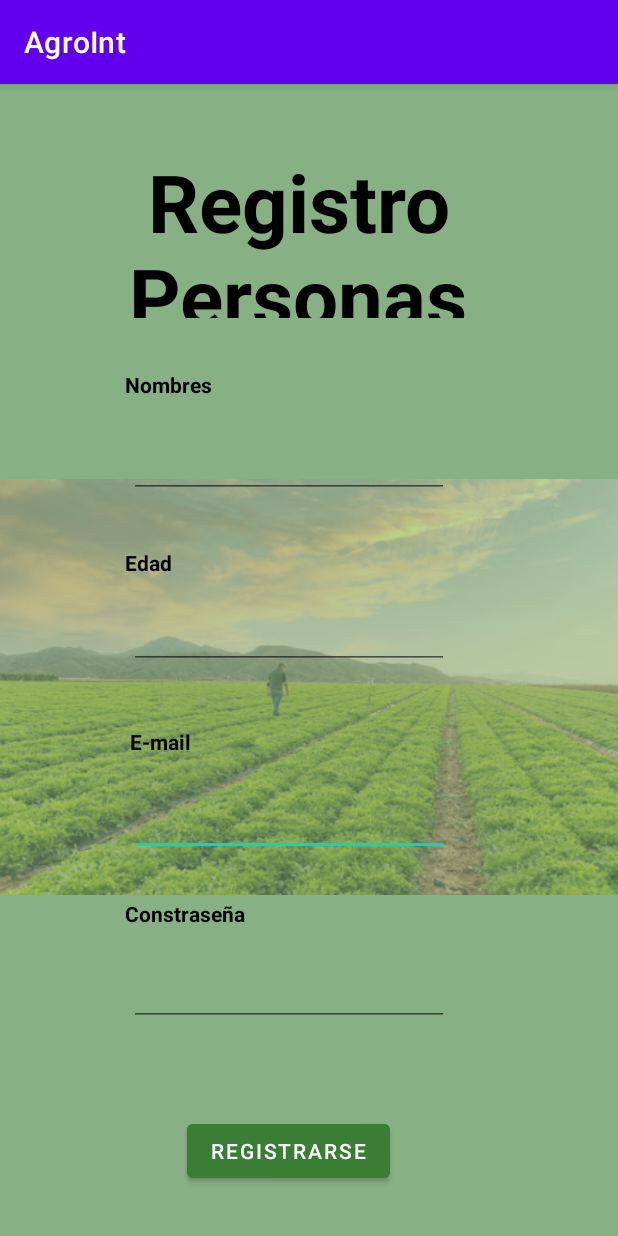
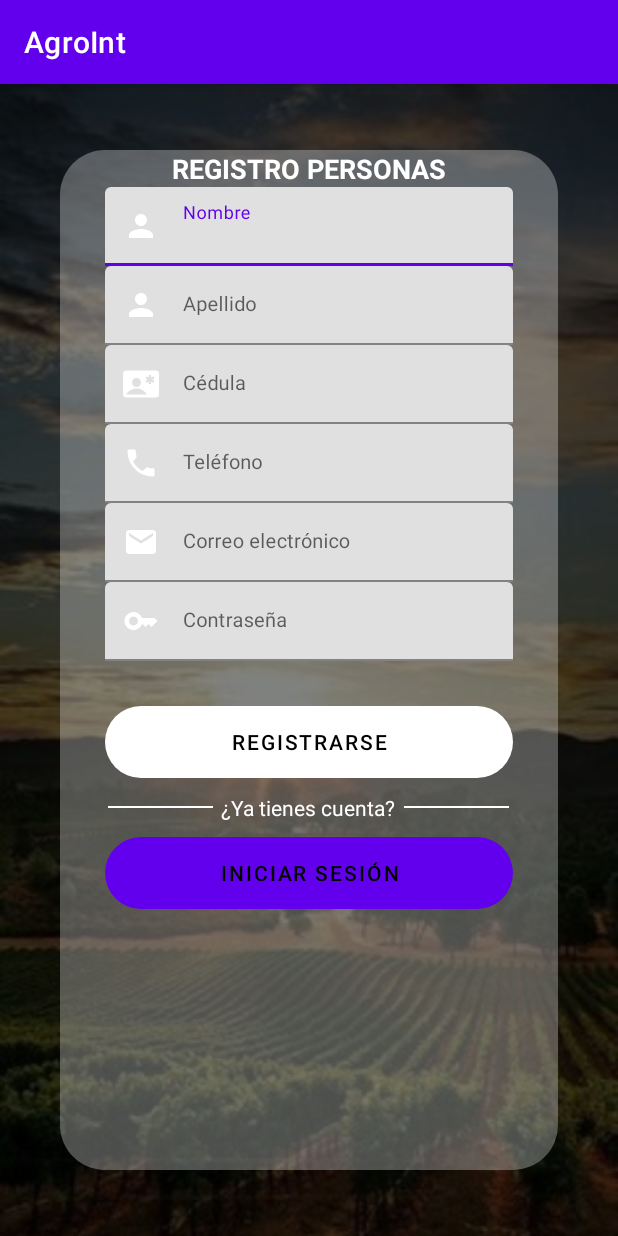
Before and after one commit to karen744/NavigationDrawer_AgroInt, an Android app: the RegistroPersonas screen opened directly, with no data from a screen before it, on a phone screen of 412 x 824 dp. Run offline under Robolectric (Android 15) with nearby library versions, the phone set to English and light mode, and no system bars; our stand-ins replace Firebase (no records; nobody signed in at launch, a user with empty details on screens opened directly).

Commit message:
interfaz registro personas

```diff
--- a/app/src/main/java/co/ude/udenar/agroint/RegistroPersonas.kt
+++ b/app/src/main/java/co/ude/udenar/agroint/RegistroPersonas.kt
@@ -2,6 +2,8 @@ package co.ude.udenar.agroint
 
 import android.content.Intent
 import android.os.Bundle
+import android.util.Log
+import android.view.WindowManager
 import android.widget.Toast
 import androidx.appcompat.app.AppCompatActivity
 import com.google.firebase.auth.FirebaseAuth
@@ -10,57 +12,90 @@ import co.ude.udenar.agroint.databinding.ActivityRegistroPersonasBinding
 class RegistroPersonas : AppCompatActivity() {
     private lateinit var auth: FirebaseAuth
     private lateinit var binding: ActivityRegistroPersonasBinding
-
     override fun onCreate(savedInstanceState: Bundle?) {
         super.onCreate(savedInstanceState)
         binding = ActivityRegistroPersonasBinding.inflate(layoutInflater)
-        val view = binding.root
-        setContentView(view)
+        setContentView(binding.root)
 
         auth = FirebaseAuth.getInstance()
 
-        binding.button4.setOnClickListener {
-            val nombre = binding.editTextDatenombes.text.toString()
-            val edad = binding.editTextNumberedad.text.toString()
-            val correo = binding.editTextTextEmail.text.toString()
-            val contrasena = binding.editTextTextPassword.text.toString()
-            binding.button4.setOnClickListener {
-                val nombre = binding.editTextDatenombes.text.toString()
-                val edad = binding.editTextNumberedad.text.toString()
-                val correo = binding.editTextTextEmail.text.toString()
-                val contrasena = binding.editTextTextPassword.text.toString()
+        binding.btnGoToLogin.setOnClickListener { goToLogin() }
+        binding.btnRegister.setOnClickListener { register() }
 
-                if (nombre.isNotEmpty() && edad.isNotEmpty() && correo.isNotEmpty() && contrasena.isNotEmpty()) {
-                    // Verificar si el correo electrónico tiene un formato válido
-                    if (isEmailValid(correo)) {
-                        registrarUsuario(correo, contrasena, nombre, edad.toInt())
-                    } else {
-                        Toast.makeText(this, "El correo electrónico no es válido", Toast.LENGTH_SHORT).show()
-                    }
+        window.setFlags(
+            WindowManager.LayoutParams.FLAG_LAYOUT_NO_LIMITS,
+            WindowManager.LayoutParams.FLAG_LAYOUT_NO_LIMITS
+        )
+    }
+
+    private fun register() {
+        val name = binding.textFieldName.text.toString()
+        val lastName = binding.textFieldLastName.text.toString()
+        val id = binding.textFieldId.text.toString()
+        val phone = binding.textFieldPhone.text.toString()
+        val email = binding.textFieldEmail.text.toString()
+        val password = binding.textFieldPassword.text.toString()
+
+        if (isValidForm(name, lastName, id, phone, email, password)) {
+            /* Toast.makeText(this, "Formulario válido", Toast.LENGTH_SHORT).show() */
+            auth.createUserWithEmailAndPassword(email, password).addOnCompleteListener {
+                if (it.isSuccessful) {
+                    Toast.makeText(this@RegistroPersonas, "Registro exitoso", Toast.LENGTH_LONG).show()
                 } else {
-                    Toast.makeText(this, "Por favor, completa todos los campos", Toast.LENGTH_SHORT).show()
+                    Toast.makeText(
+                        this@RegistroPersonas,
+                        "Registro fallido ${it.exception.toString()}", Toast.LENGTH_LONG
+                    ).show()
+                    Log.d("FIREBASE", "Error: ${it.exception.toString()}")
                 }
             }
-            val intent = Intent(this, Inicio::class.java)
-            startActivity(intent)
         }
     }
 
-    private fun registrarUsuario(correo: String, contraseña: String, nombre: String, edad: Int) {
-        auth.createUserWithEmailAndPassword(correo, contraseña)
-            .addOnCompleteListener(this) { task ->
-                if (task.isSuccessful) {
-                    val user = auth.currentUser
-                    Toast.makeText(this, "Registro exitoso", Toast.LENGTH_SHORT).show()
-                    // Aquí puedes redirigir al usuario o realizar otras acciones después del registro.
-                } else {
-                    Toast.makeText(this, "Error en el registro: ${task.exception?.message}", Toast.LENGTH_SHORT).show()
-                }
-            }
+    private fun isValidForm(
+        name: String, lastName: String,
+        phone: String, email: String,
+        password: String, confirmPassword: String
+    ): Boolean {
+        if (name.isEmpty()) {
+            Toast.makeText(this, "Debes ingresar tu nombre", Toast.LENGTH_SHORT).show()
+            return false
+        }
+        if (lastName.isEmpty()) {
+            Toast.makeText(this, "Debes ingresar tu apellido", Toast.LENGTH_SHORT).show()
+            return false
+        }
+        if (phone.isEmpty()) {
+            Toast.makeText(this, "Debes ingresar tu teléfono", Toast.LENGTH_SHORT).show()
+            return false
+        }
+        if (email.isEmpty()) {
+            Toast.makeText(this, "Debes ingresar tu correo electrónico", Toast.LENGTH_SHORT).show()
+            return false
+        }
+        if (password.isEmpty()) {
+            Toast.makeText(this, "Debes ingresar la contraseña", Toast.LENGTH_SHORT).show()
+            return false
+        }
+        if (confirmPassword.isEmpty()) {
+            Toast.makeText(
+                this,
+                "Debes ingresar la confirmación de la contraseña",
+                Toast.LENGTH_SHORT
+            ).show()
+            return false
+        }
+
+        if (password.length < 6) {
+            Toast.makeText(this, "La contraseña debe tener mínimo 6 carácteres", Toast.LENGTH_SHORT)
+                .show()
+            return false
+        }
+        return true
     }
 
-    fun isEmailValid(email: String): Boolean {
-        val emailPattern = "[a-zA-Z0-9._-]+@[a-z]+\\.+[a-z]+"
-        return email.matches(emailPattern.toRegex())
+    private fun goToLogin() {
+        val i = Intent(this, Login::class.java)
+        startActivity(i)
     }
 }
--- a/app/src/main/res/layout/activity_registro_personas.xml
+++ b/app/src/main/res/layout/activity_registro_personas.xml
@@ -1,164 +1,214 @@
 <?xml version="1.0" encoding="utf-8"?>
-<androidx.constraintlayout.widget.ConstraintLayout xmlns:android="http://schemas.android.com/apk/res/android"
-    xmlns:app="http://schemas.android.com/apk/res-auto"
-    xmlns:tools="http://schemas.android.com/tools"
-    android:layout_width="match_parent"
-    android:layout_height="match_parent"
-    tools:context=".RegistroPersonas"
-    android:background="#87B184">
+    <androidx.coordinatorlayout.widget.CoordinatorLayout xmlns:android="http://schemas.android.com/apk/res/android"
+        xmlns:app="http://schemas.android.com/apk/res-auto"
+        xmlns:tools="http://schemas.android.com/tools"
+        android:layout_width="match_parent"
+        android:layout_height="match_parent"
+        tools:context=".RegistroPersonas">
 
+        <FrameLayout
+            android:layout_width="match_parent"
+            android:layout_height="match_parent">
 
-    <ImageView
-        android:id="@+id/imageView3"
-        android:layout_width="498dp"
-        android:layout_height="732dp"
-        android:alpha="0.45"
+            <ImageView
+                android:layout_width="match_parent"
+                android:layout_height="match_parent"
+                android:src="@drawable/agro"
+                android:scaleType="centerCrop"
+                />
 
-        app:layout_constraintBottom_toBottomOf="parent"
-        app:layout_constraintEnd_toEndOf="parent"
-        app:layout_constraintHorizontal_bias="0.505"
-        app:layout_constraintStart_toStartOf="parent"
-        app:layout_constraintTop_toTopOf="parent"
-        app:layout_constraintVertical_bias="1.0"
-        app:srcCompat="@drawable/campo_bg" />
+            <View
+                android:layout_width="match_parent"
+                android:layout_height="match_parent"
+                android:background="@color/black"
+                android:alpha="0.7"/>
+        </FrameLayout>
 
-    <EditText
-        android:id="@+id/editTextTextEmail"
-        android:layout_width="wrap_content"
-        android:layout_height="wrap_content"
-        android:layout_marginBottom="68dp"
-        android:ems="10"
-        android:inputType="textEmailAddress"
-        app:layout_constraintBottom_toTopOf="@+id/editTextTextPassword"
-        app:layout_constraintEnd_toEndOf="@+id/editTextDatenombes"
-        app:layout_constraintHorizontal_bias="0.0"
-        app:layout_constraintStart_toStartOf="@+id/editTextDatenombes"
-        />
+        <FrameLayout
+            android:layout_width="match_parent"
+            android:layout_height="680dp"
+            android:layout_gravity="center"
+            android:layout_marginLeft="40dp"
+            android:layout_marginRight="40dp">
 
-    <EditText
-        android:id="@+id/editTextTextPassword"
-        android:layout_width="wrap_content"
-        android:layout_height="wrap_content"
-        android:ems="10"
-        android:inputType="textPassword"
-        app:layout_constraintBottom_toBottomOf="parent"
-        app:layout_constraintEnd_toEndOf="@+id/editTextTextEmail"
-        app:layout_constraintHorizontal_bias="0.0"
-        app:layout_constraintStart_toStartOf="@+id/editTextTextEmail"
-        app:layout_constraintTop_toTopOf="parent"
-        app:layout_constraintVertical_bias="0.806" />
+            <View
+                android:layout_width="match_parent"
+                android:layout_height="match_parent"
+                android:alpha="0.3"
+                android:background="@drawable/rounded_layout" />
 
-    <EditText
-        android:id="@+id/editTextDatenombes"
-        android:layout_width="wrap_content"
-        android:layout_height="wrap_content"
-        android:ems="10"
-        android:inputType="text"
-        app:layout_constraintBottom_toBottomOf="parent"
-        app:layout_constraintEnd_toEndOf="@+id/textView5"
-        app:layout_constraintHorizontal_bias="0.444"
-        app:layout_constraintStart_toStartOf="@+id/textView5"
-        app:layout_constraintTop_toTopOf="parent"
-        app:layout_constraintVertical_bias="0.319" />
+            <LinearLayout
+                android:layout_width="match_parent"
+                android:layout_height="wrap_content"
+                android:orientation="vertical">
 
-    <TextView
-        android:id="@+id/textView8"
-        android:layout_width="48dp"
-        android:layout_height="17dp"
-        android:text="E-mail"
-        android:textColor="@color/black"
-        android:textStyle="bold"
-        app:layout_constraintBottom_toBottomOf="parent"
-        app:layout_constraintEnd_toEndOf="@+id/textView6"
-        app:layout_constraintHorizontal_bias="0.3"
-        app:layout_constraintStart_toStartOf="@+id/textView6"
-        app:layout_constraintTop_toBottomOf="@+id/textView6"
-        app:layout_constraintVertical_bias="0.405" />
+                <TextView
+                    android:layout_width="match_parent"
+                    android:layout_height="wrap_content"
+                    android:text="REGISTRO PERSONAS"
+                    android:textAlignment="center"
+                    android:textColor="@color/white"
+                    android:textSize="18sp"
+                    android:textStyle="bold" />
 
-    <TextView
-        android:id="@+id/textView9"
-        android:layout_width="wrap_content"
-        android:layout_height="wrap_content"
-        android:text="Constraseña"
-        android:textStyle="bold"
-        android:textColor="@color/black"
-        app:layout_constraintBottom_toBottomOf="parent"
-        app:layout_constraintEnd_toEndOf="@+id/textView6"
-        app:layout_constraintHorizontal_bias="0.0"
-        app:layout_constraintStart_toStartOf="@+id/textView6"
-        app:layout_constraintTop_toTopOf="parent"
-        app:layout_constraintVertical_bias="0.726" />
+                <com.google.android.material.textfield.TextInputLayout
+                    android:layout_width="match_parent"
+                    android:layout_height="wrap_content"
+                    android:layout_marginLeft="30dp"
+                    android:layout_marginRight="30dp"
+                    app:startIconDrawable="@drawable/ic_person_white"
+                    app:startIconTint="@color/white">
 
-    <TextView
-        android:id="@+id/textView6"
-        android:layout_width="wrap_content"
-        android:layout_height="wrap_content"
-        android:text="Nombres"
-        android:textColor="@color/black"
-        android:textStyle="bold"
-        app:layout_constraintBottom_toBottomOf="parent"
-        app:layout_constraintEnd_toEndOf="parent"
-        app:layout_constraintHorizontal_bias="0.235"
-        app:layout_constraintStart_toStartOf="parent"
-        app:layout_constraintTop_toTopOf="parent"
-        app:layout_constraintVertical_bias="0.255" />
+                    <com.google.android.material.textfield.TextInputEditText
+                        android:id="@+id/textFieldName"
+                        android:layout_width="match_parent"
+                        android:layout_height="wrap_content"
+                        android:hint="Nombre"
+                        android:inputType="text"
+                        android:textColor="@color/white"
+                        android:textSize="13sp" />
+                </com.google.android.material.textfield.TextInputLayout>
 
-    <Button
-        android:id="@+id/button4"
-        android:layout_width="wrap_content"
-        android:layout_height="wrap_content"
-        android:backgroundTint="#397E34"
-        android:text="Registrarse"
-        app:layout_constraintBottom_toBottomOf="parent"
-        app:layout_constraintEnd_toEndOf="@+id/editTextTextPassword"
-        app:layout_constraintHorizontal_bias="0.493"
-        app:layout_constraintStart_toStartOf="@+id/editTextTextPassword"
-        app:layout_constraintTop_toBottomOf="@+id/editTextTextPassword"
-        app:layout_constraintVertical_bias="0.648" />
+                <com.google.android.material.textfield.TextInputLayout
+                    android:layout_width="match_parent"
+                    android:layout_height="wrap_content"
+                    android:layout_marginLeft="30dp"
+                    android:layout_marginRight="30dp"
+                    app:startIconDrawable="@drawable/ic_person_white"
+                    app:startIconTint="@color/white">
 
-    <TextView
-        android:id="@+id/textView7"
-        android:layout_width="wrap_content"
-        android:layout_height="wrap_content"
-        android:text="Edad"
-        android:textStyle="bold"
-        android:textColor="@color/black"
-        app:layout_constraintBottom_toBottomOf="parent"
-        app:layout_constraintEnd_toEndOf="@+id/textView6"
-        app:layout_constraintHorizontal_bias="0.0"
-        app:layout_constraintStart_toStartOf="@+id/textView6"
-        app:layout_constraintTop_toBottomOf="@+id/textView6"
-        app:layout_constraintVertical_bias="0.185" />
+                    <com.google.android.material.textfield.TextInputEditText
+                        android:id="@+id/textFieldLastName"
+                        android:layout_width="match_parent"
+                        android:layout_height="wrap_content"
+                        android:hint="Apellido"
+                        android:inputType="text"
+                        android:textColor="@color/white"
+                        android:textSize="13sp" />
+                </com.google.android.material.textfield.TextInputLayout>
 
-    <EditText
-        android:id="@+id/editTextNumberedad"
-        android:layout_width="wrap_content"
-        android:layout_height="wrap_content"
-        android:layout_marginTop="114dp"
-        android:ems="10"
-        android:inputType="number"
-        app:layout_constraintBottom_toTopOf="@+id/editTextTextEmail"
-        app:layout_constraintEnd_toEndOf="@+id/editTextDatenombes"
-        app:layout_constraintHorizontal_bias="0.0"
-        app:layout_constraintStart_toStartOf="@+id/editTextDatenombes"
-        app:layout_constraintTop_toTopOf="@+id/editTextDatenombes"
-        app:layout_constraintVertical_bias="0.0" />
+                <com.google.android.material.textfield.TextInputLayout
+                    android:layout_width="match_parent"
+                    android:layout_height="wrap_content"
+                    android:layout_marginLeft="30dp"
+                    android:layout_marginRight="30dp"
+                    app:startIconDrawable="@drawable/ic_id_white"
+                    app:startIconTint="@color/white">
 
-    <TextView
-        android:id="@+id/textView5"
-        android:layout_width="316dp"
-        android:layout_height="113dp"
-        android:gravity="center"
-        android:text="Registro Personas"
-        android:textColor="@color/black"
-        android:textSize="80px"
-        android:textStyle="bold"
-        app:layout_constraintBottom_toBottomOf="parent"
-        app:layout_constraintEnd_toEndOf="parent"
-        app:layout_constraintHorizontal_bias="0.425"
-        app:layout_constraintStart_toStartOf="parent"
-        app:layout_constraintTop_toTopOf="parent"
-        app:layout_constraintVertical_bias="0.065" />
+                    <com.google.android.material.textfield.TextInputEditText
+                        android:id="@+id/textFieldId"
+                        android:layout_width="match_parent"
+                        android:layout_height="wrap_content"
+                        android:hint="Cédula"
+                        android:inputType="number"
+                        android:textColor="@color/white"
+                        android:textSize="13sp" />
+                </com.google.android.material.textfield.TextInputLayout>
 
+                <com.google.android.material.textfield.TextInputLayout
+                    android:layout_width="match_parent"
+                    android:layout_height="wrap_content"
+                    android:layout_marginLeft="30dp"
+                    android:layout_marginRight="30dp"
+                    app:startIconDrawable="@drawable/ic_phone_white"
+                    app:startIconTint="@color/white">
 
-</androidx.constraintlayout.widget.ConstraintLayout>
+                    <com.google.android.material.textfield.TextInputEditText
+                        android:id="@+id/textFieldPhone"
+                        android:layout_width="match_parent"
+                        android:layout_height="wrap_content"
+                        android:hint="Teléfono"
+                        android:inputType="phone"
+                        android:textColor="@color/white"
+                        android:textSize="13sp" />
+                </com.google.android.material.textfield.TextInputLayout>
+
+                <com.google.android.material.textfield.TextInputLayout
+                    android:layout_width="match_parent"
+                    android:layout_height="wrap_content"
+                    android:layout_marginLeft="30dp"
+                    android:layout_marginRight="30dp"
+                    app:startIconDrawable="@drawable/ic_email_white"
+                    app:startIconTint="@color/white">
+
+                    <com.google.android.material.textfield.TextInputEditText
+                        android:id="@+id/textFieldEmail"
+                        android:layout_width="match_parent"
+                        android:layout_height="wrap_content"
+                        android:hint="Correo electrónico"
+                        android:inputType="textEmailAddress"
+                        android:textColor="@color/white"
+                        android:textSize="13sp" />
+                </com.google.android.material.textfield.TextInputLayout>
+
+                <com.google.android.material.textfield.TextInputLayout
+                    android:layout_width="match_parent"
+                    android:layout_height="wrap_content"
+                    android:layout_marginLeft="30dp"
+                    android:layout_marginRight="30dp"
+                    app:startIconDrawable="@drawable/ic_key_white"
+                    app:startIconTint="@color/white">
+
+                    <com.google.android.material.textfield.TextInputEditText
+                        android:id="@+id/textFieldPassword"
+                        android:layout_width="match_parent"
+                        android:layout_height="wrap_content"
+                        android:hint="Contraseña"
+                        android:inputType="textPassword"
+                        android:textColor="@color/white"
+                        android:textSize="13sp" />
+                </com.google.android.material.textfield.TextInputLayout>
+
+                <Button
+                    android:id="@+id/btnRegister"
+                    android:layout_width="match_parent"
+                    android:layout_height="wrap_content"
+                    android:layout_marginLeft="30dp"
+                    android:layout_marginTop="30dp"
+                    android:layout_marginRight="30dp"
+                    android:background="@drawable/rounded_button"
+                    android:text="REGISTRARSE"
+                    android:textColor="@color/black"
+                    app:backgroundTint="@color/white" />
+
+                <LinearLayout
+                    android:layout_width="match_parent"
+                    android:layout_height="wrap_content"
+                    android:layout_marginTop="10dp"
+                    android:gravity="center"
+                    android:orientation="horizontal">
+
+                    <View
+                        android:layout_width="70dp"
+                        android:layout_height="1dp"
+                        android:background="@color/white" />
+
+                    <TextView
+                        android:layout_width="wrap_content"
+                        android:layout_height="wrap_content"
+                        android:layout_marginLeft="5dp"
+                        android:layout_marginRight="5dp"
+                        android:text="¿Ya tienes cuenta?"
+                        android:textColor="@color/white" />
+
+                    <View
+                        android:layout_width="70dp"
+                        android:layout_height="1dp"
+                        android:background="@color/white" />
+                </LinearLayout>
+
+                <Button
+                    android:id="@+id/btnGoToLogin"
+                    android:layout_width="match_parent"
+                    android:layout_height="wrap_content"
+                    android:layout_marginLeft="30dp"
+                    android:layout_marginTop="10dp"
+                    android:layout_marginRight="30dp"
+                    android:background="@drawable/rounded_button"
+                    android:text="INICIAR SESIÓN"
+                    android:textColor="@color/black" />
+            </LinearLayout>
+
+        </FrameLayout>
+
+    </androidx.coordinatorlayout.widget.CoordinatorLayout>
```
